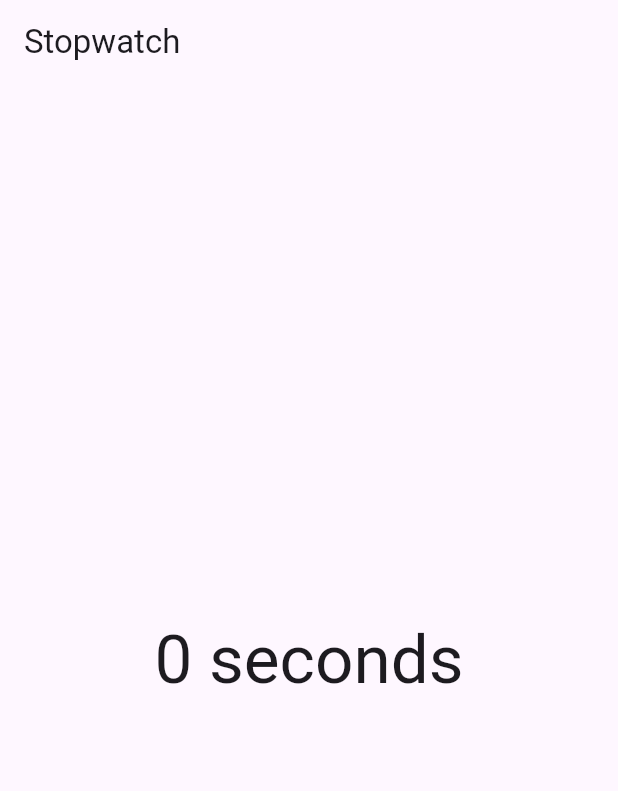
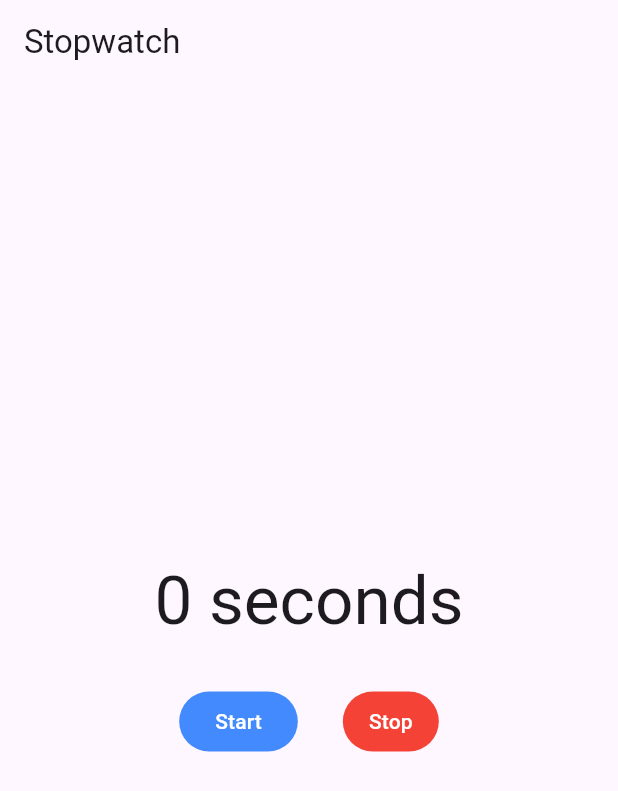
Before and after one commit to Wil-Wena/stopwatch, a Flutter app: the first screen one second after launch, on a phone screen of 412 x 824 dp. Shown: the top 791 px of the screen. Run offline on Flutter 3.47's test engine with Material 2 defaults, Android fonts, the phone set to English and light mode, and no system bars.

Commit message:
buttons updated

```diff
--- a/lib/main.dart
+++ b/lib/main.dart
@@ -12,7 +12,7 @@ class MyApp extends StatelessWidget {
   @override
   Widget build(BuildContext context) {
     return MaterialApp(
-      title: 'Flutter Demo',
+      debugShowCheckedModeBanner: false,
       theme: ThemeData(
         colorScheme: ColorScheme.fromSeed(seedColor: Colors.deepPurple),
         useMaterial3: true,
--- a/lib/stopwatch.dart
+++ b/lib/stopwatch.dart
@@ -10,20 +10,28 @@ class StopWatch extends StatefulWidget {
 }
 
 class _StopWatchState extends State<StopWatch> {
-  int? seconds;
+  int seconds = 0;
   Timer? timer;
-  @override
-  void initState() {
-    // TODO: implement initState
-    super.initState();
-
-    seconds = 0;
-    timer = Timer.periodic(const Duration(seconds: 1), _onTick);
-  }
+  bool isTicking = true;
 
   void _onTick(Timer timer) {
     setState(() {
-      seconds = (seconds! + 1);
+      seconds = (seconds + 1);
+    });
+  }
+
+  void startTimer() {
+    timer = Timer.periodic(const Duration(seconds: 1), _onTick);
+    setState(() {
+      seconds = 0;
+      isTicking = true;
+    });
+  }
+
+  void stopTimer() {
+    timer?.cancel();
+    setState(() {
+      isTicking = false;
     });
   }
 
@@ -41,11 +49,38 @@ class _StopWatchState extends State<StopWatch> {
       appBar: AppBar(
         title: const Text("Stopwatch"),
       ),
-      body: Center(
-        child: Text(
-          "$seconds ${secondsText()}",
-          style: Theme.of(context).textTheme.displayMedium,
-        ),
+      body: Column(
+        mainAxisAlignment: MainAxisAlignment.center,
+        children: [
+          Center(
+            child: Text(
+              "$seconds ${secondsText()}",
+              style: Theme.of(context).textTheme.displayMedium,
+            ),
+          ),
+          const SizedBox(
+            height: 30,
+          ),
+          Row(
+            mainAxisAlignment: MainAxisAlignment.center,
+            children: [
+              ElevatedButton(
+                  style: ButtonStyle(
+                      backgroundColor:
+                          MaterialStateProperty.all(Colors.blueAccent),
+                      foregroundColor: MaterialStateProperty.all(Colors.white)),
+                  onPressed: isTicking ? null : startTimer,
+                  child: const Text('Start')),
+              const SizedBox(width: 30),
+              TextButton(
+                  style: ButtonStyle(
+                      backgroundColor: MaterialStateProperty.all(Colors.red),
+                      foregroundColor: MaterialStateProperty.all(Colors.white)),
+                  onPressed: isTicking ? stopTimer : null,
+                  child: const Text('Stop'))
+            ],
+          )
+        ],
       ),
     );
   }
```
